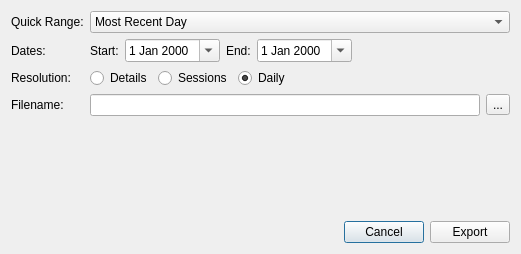
This is exportcsv.ui in sbonaime/sleepyhead-code. as Qt 5 draws it before an edit. The edited form follows.
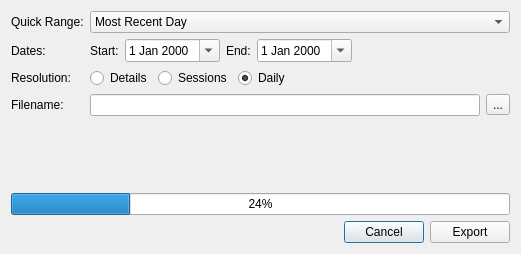
This is the edited form.

Commit message: Fix for Daily export trashing open records, plus added progress bar to export process

```diff
--- a/exportcsv.ui
+++ b/exportcsv.ui
@@ -82,7 +82,7 @@
      </property>
     </widget>
    </item>
-   <item row="11" column="0" colspan="2">
+   <item row="12" column="0" colspan="2">
     <layout class="QHBoxLayout" name="horizontalLayout">
      <item>
       <spacer name="horizontalSpacer">
@@ -260,6 +260,13 @@
      </property>
     </spacer>
    </item>
+   <item row="11" column="0" colspan="2">
+    <widget class="QProgressBar" name="progressBar">
+     <property name="value">
+      <number>24</number>
+     </property>
+    </widget>
+   </item>
   </layout>
  </widget>
  <resources/>
```
The commit also changes 2 other files.
